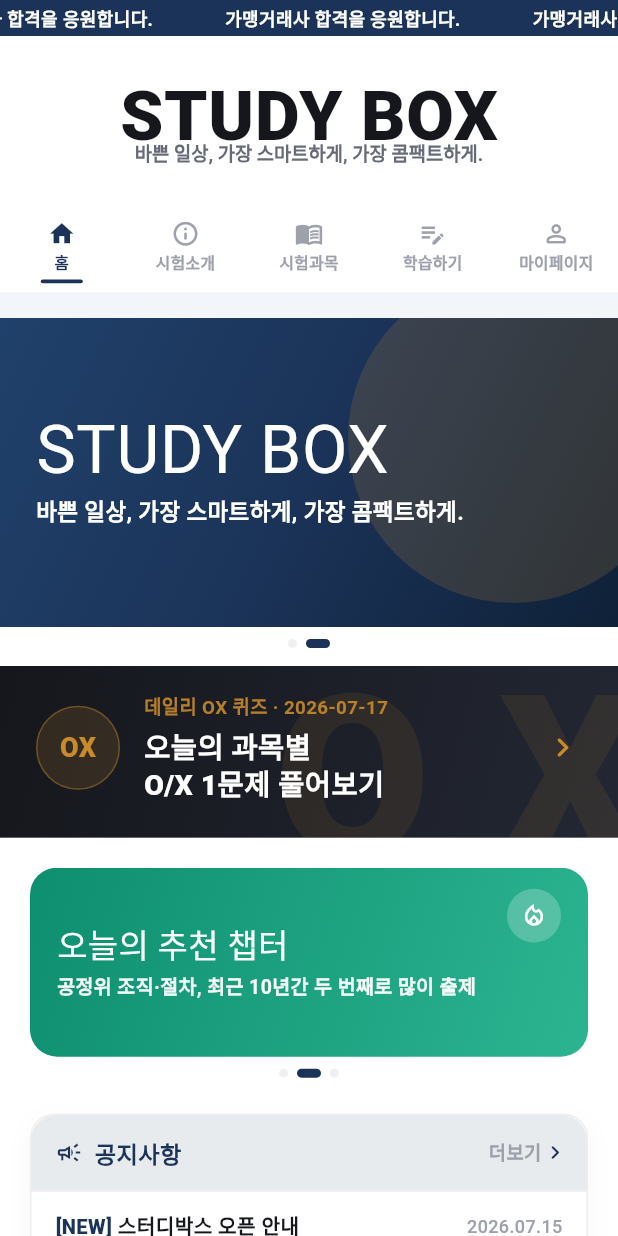
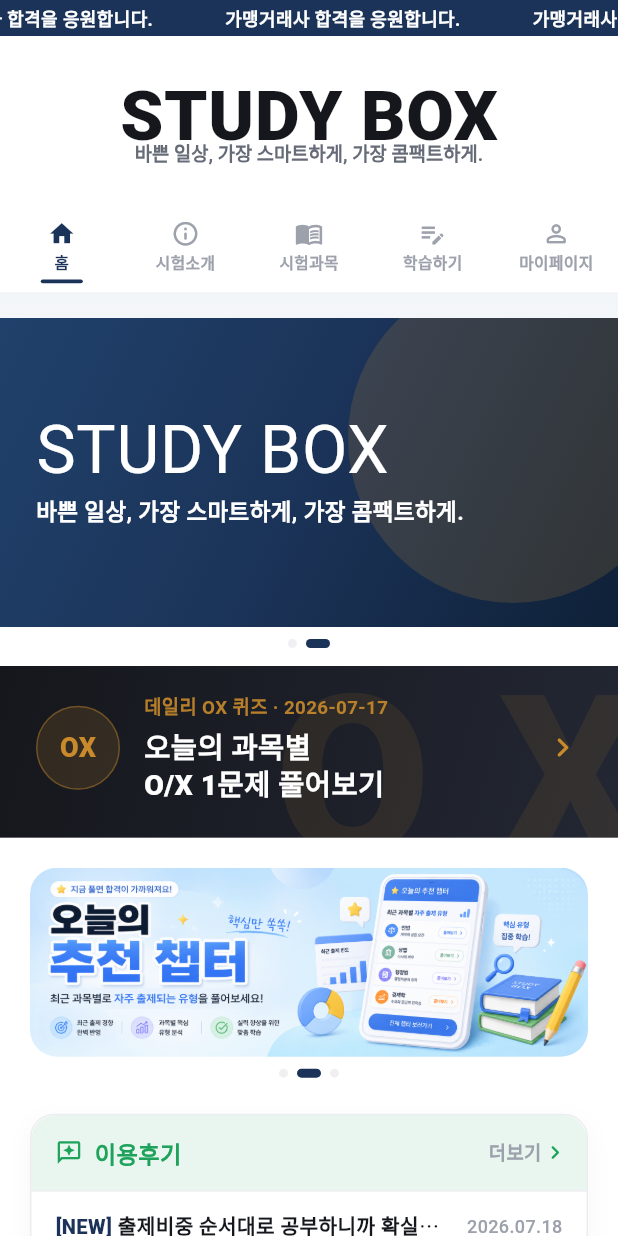
Before and after one commit to chj927il-arch/gamyeong-exam, a Flutter app: the screen it shows after launch, on a phone screen of 412 x 824 dp. Run offline on Flutter 3.47's test engine with Material 3 defaults, Android fonts, the phone set to English and light mode, and no system bars; our stand-ins replace google_fonts.

Commit message:
Use real art for a rolling banner slide, add reviews board section
- Rolling banner's '오늘의 추천 챕터' slide now renders the attached
  promo artwork instead of a coded gradient card (BannerItem gained
  an optional imageAsset field)
- New '이용후기' board section added above 공지사항 on Home, mirroring
  the notices/FAQ board's exact layout and interaction, backed by a
  full ReviewScreen list with star ratings

```diff
--- a/app/lib/data/board_data.dart
+++ b/app/lib/data/board_data.dart
@@ -25,6 +25,37 @@ const notices = [
   ),
 ];
 
+class ReviewItem {
+  final String date;
+  final String title;
+  final String body;
+  final int rating;
+  final bool isNew;
+  const ReviewItem({required this.date, required this.title, required this.body, required this.rating, this.isNew = false});
+}
+
+const reviews = [
+  ReviewItem(
+    date: '2026.07.18',
+    title: '출제비중 순서대로 공부하니까 확실히 효율적이에요',
+    body: '어떤 챕터부터 봐야할지 몰랐는데 통계 기반으로 순서를 잡아줘서 시간 낭비가 줄었어요. 유사문제도 실제 기출이랑 결이 비슷해서 만족스럽습니다.',
+    rating: 5,
+    isNew: true,
+  ),
+  ReviewItem(
+    date: '2026.07.12',
+    title: '오답노트 기능이 진짜 편해요',
+    body: '틀린 문제가 자동으로 모여서 따로 정리할 필요가 없어요. 반복해서 틀리는 유형이 뭔지 한눈에 보여서 좋습니다.',
+    rating: 5,
+  ),
+  ReviewItem(
+    date: '2026.07.05',
+    title: '데일리 OX퀴즈로 매일 감 유지하기 좋아요',
+    body: '출퇴근길에 하루 3문제씩 가볍게 풀 수 있어서 부담 없이 매일 공부하는 습관이 생겼어요.',
+    rating: 4,
+  ),
+];
+
 class FaqItem {
   final String question;
   final String answer;
--- a/app/lib/screens/home_screen.dart
+++ b/app/lib/screens/home_screen.dart
@@ -7,6 +7,7 @@ import '../widgets/rolling_banner.dart';
 import 'daily_ox_list_screen.dart';
 import 'faq_screen.dart';
 import 'notice_screen.dart';
+import 'review_screen.dart';
 
 class HomeScreen extends StatelessWidget {
   const HomeScreen({super.key});
@@ -27,6 +28,21 @@ class HomeScreen extends StatelessWidget {
             children: [
               const RollingBanner(),
               const SizedBox(height: 24),
+              _BoardSection(
+                title: '이용후기',
+                icon: Icons.reviews_outlined,
+                headerColor: AppColors.correct,
+                onMore: () => Navigator.of(context).push(MaterialPageRoute(builder: (_) => const ReviewScreen())),
+                rows: reviews
+                    .take(3)
+                    .map((r) => _BoardRow(
+                          leading: r.isNew ? '[NEW] ' : null,
+                          title: r.title,
+                          trailing: r.date,
+                        ))
+                    .toList(),
+              ),
+              const SizedBox(height: 20),
               _BoardSection(
                 title: '공지사항',
                 icon: Icons.campaign_outlined,
--- a/app/lib/widgets/rolling_banner.dart
+++ b/app/lib/widgets/rolling_banner.dart
@@ -4,16 +4,18 @@ import 'package:google_fonts/google_fonts.dart';
 import '../theme/app_theme.dart';
 
 class BannerItem {
-  final String title;
-  final String subtitle;
-  final IconData icon;
-  final List<Color> gradient;
+  final String? title;
+  final String? subtitle;
+  final IconData? icon;
+  final List<Color>? gradient;
+  final String? imageAsset;
 
   const BannerItem({
-    required this.title,
-    required this.subtitle,
-    required this.icon,
-    required this.gradient,
+    this.title,
+    this.subtitle,
+    this.icon,
+    this.gradient,
+    this.imageAsset,
   });
 }
 
@@ -24,12 +26,7 @@ const _defaultBanners = [
     icon: Icons.auto_awesome_outlined,
     gradient: [Color(0xFFE8562F), Color(0xFFF4854A)],
   ),
-  BannerItem(
-    title: '오늘의 추천 챕터',
-    subtitle: '공정위 조직·절차, 최근 10년간 두 번째로 많이 출제',
-    icon: Icons.local_fire_department_outlined,
-    gradient: [Color(0xFF0E8F6F), Color(0xFF2CB491)],
-  ),
+  BannerItem(imageAsset: 'assets/images/rolling_banner_chapter.png'),
   BannerItem(
     title: '프리미엄 전환하고\n전 과목 무제한 풀기',
     subtitle: '경제법·민법·경영학 전 챕터 잠금 해제',
@@ -112,6 +109,13 @@ class _BannerCard extends StatelessWidget {
 
   @override
   Widget build(BuildContext context) {
+    if (item.imageAsset != null) {
+      return ClipRRect(
+        borderRadius: BorderRadius.circular(18),
+        child: Image.asset(item.imageAsset!, fit: BoxFit.cover, width: double.infinity, height: double.infinity),
+      );
+    }
+
     return Container(
       padding: const EdgeInsets.symmetric(horizontal: 18, vertical: 14),
       decoration: BoxDecoration(
@@ -119,7 +123,7 @@ class _BannerCard extends StatelessWidget {
         gradient: LinearGradient(
           begin: Alignment.topLeft,
           end: Alignment.bottomRight,
-          colors: item.gradient,
+          colors: item.gradient!,
         ),
       ),
       child: Row(
@@ -131,7 +135,7 @@ class _BannerCard extends StatelessWidget {
               mainAxisAlignment: MainAxisAlignment.center,
               children: [
                 Text(
-                  item.title,
+                  item.title!,
                   style: GoogleFonts.blackHanSans(color: Colors.white, fontSize: 22, height: 1.15, letterSpacing: 0.2),
                 ),
                 const SizedBox(height: 6),
@@ -141,7 +145,7 @@ class _BannerCard extends StatelessWidget {
                     fit: BoxFit.scaleDown,
                     alignment: Alignment.centerLeft,
                     child: Text(
-                      item.subtitle,
+                      item.subtitle!,
                       maxLines: 1,
                       softWrap: false,
                       style: TextStyle(color: Colors.white.withValues(alpha: 0.95), fontSize: 13, fontWeight: FontWeight.w600, height: 1.2),
@@ -156,7 +160,7 @@ class _BannerCard extends StatelessWidget {
             width: 36,
             height: 36,
             decoration: BoxDecoration(color: Colors.white.withValues(alpha: 0.22), shape: BoxShape.circle),
-            child: Icon(item.icon, color: Colors.white, size: 18),
+            child: Icon(item.icon!, color: Colors.white, size: 18),
           ),
         ],
       ),
--- a/app/pubspec.yaml
+++ b/app/pubspec.yaml
@@ -61,6 +61,7 @@ flutter:
   assets:
     - assets/images/launch_banner.png
     - assets/images/splash_cover.png
+    - assets/images/rolling_banner_chapter.png
 
   # To add assets to your application, add an assets section, like this:
   # assets:
```
Also changed, not shown: app/lib/screens/review_screen.dart (added, +59 -0 lines), app/assets/images/rolling_banner_chapter.png (added).
